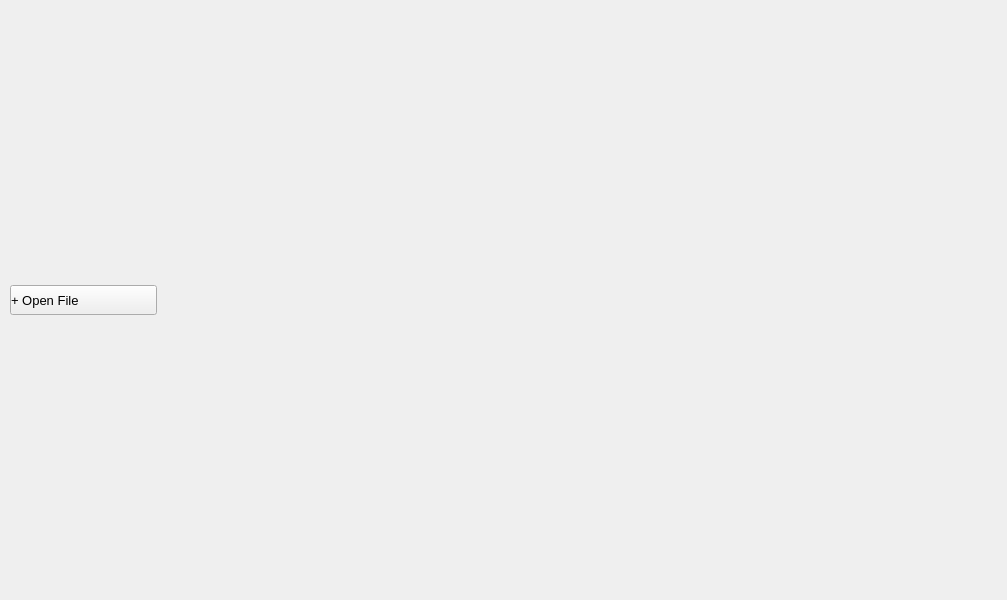
Qt form ui/Main_Window.ui (VEDA-Five-Guys/Qt-doc-viewer) before a commit.
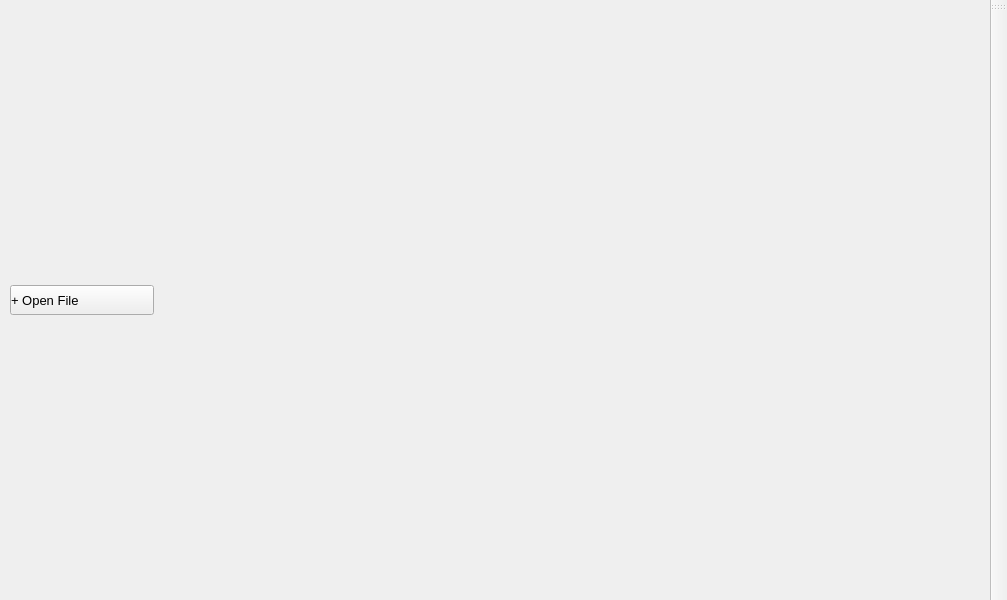
The same form after that commit.

Commit message: Design : 메인 윈도우 툴바 ui 추가

```diff
--- a/ui/Main_Window.ui
+++ b/ui/Main_Window.ui
@@ -55,7 +55,7 @@
         <rect>
          <x>0</x>
          <y>0</y>
-         <width>147</width>
+         <width>145</width>
          <height>559</height>
         </rect>
        </property>
@@ -130,6 +130,17 @@
     </rect>
    </property>
   </widget>
+  <widget class="QToolBar" name="navigator">
+   <property name="windowTitle">
+    <string>toolBar</string>
+   </property>
+   <attribute name="toolBarArea">
+    <enum>RightToolBarArea</enum>
+   </attribute>
+   <attribute name="toolBarBreak">
+    <bool>false</bool>
+   </attribute>
+  </widget>
  </widget>
  <resources/>
  <connections/>
```
The commit also changes 1 other file.
